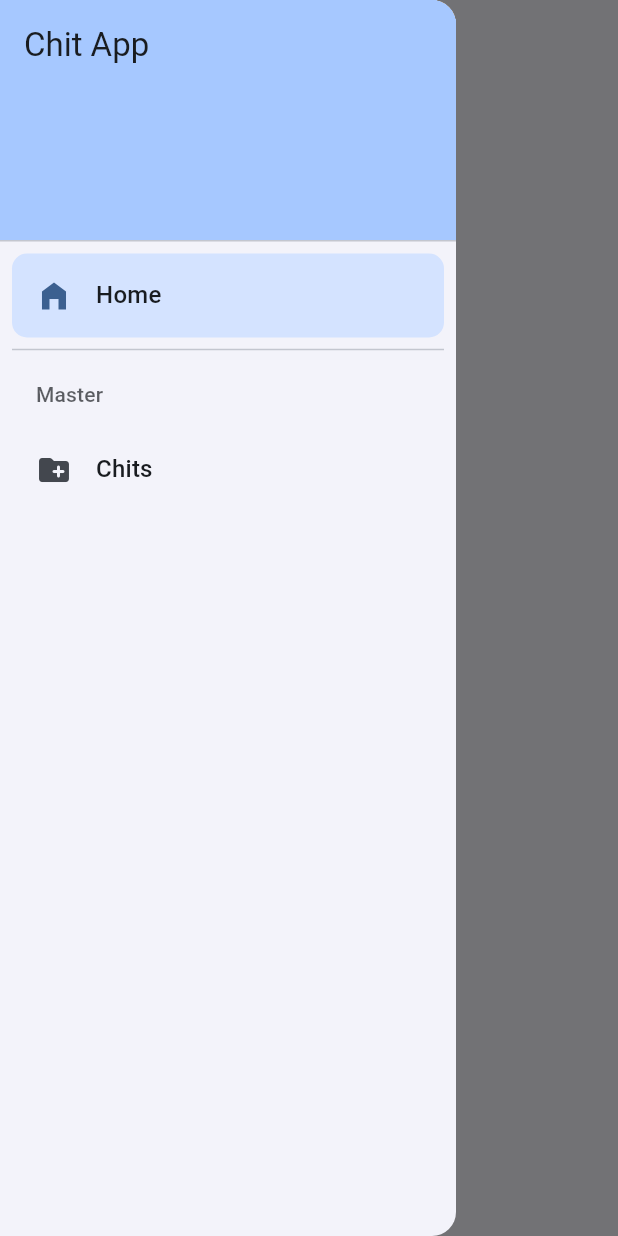
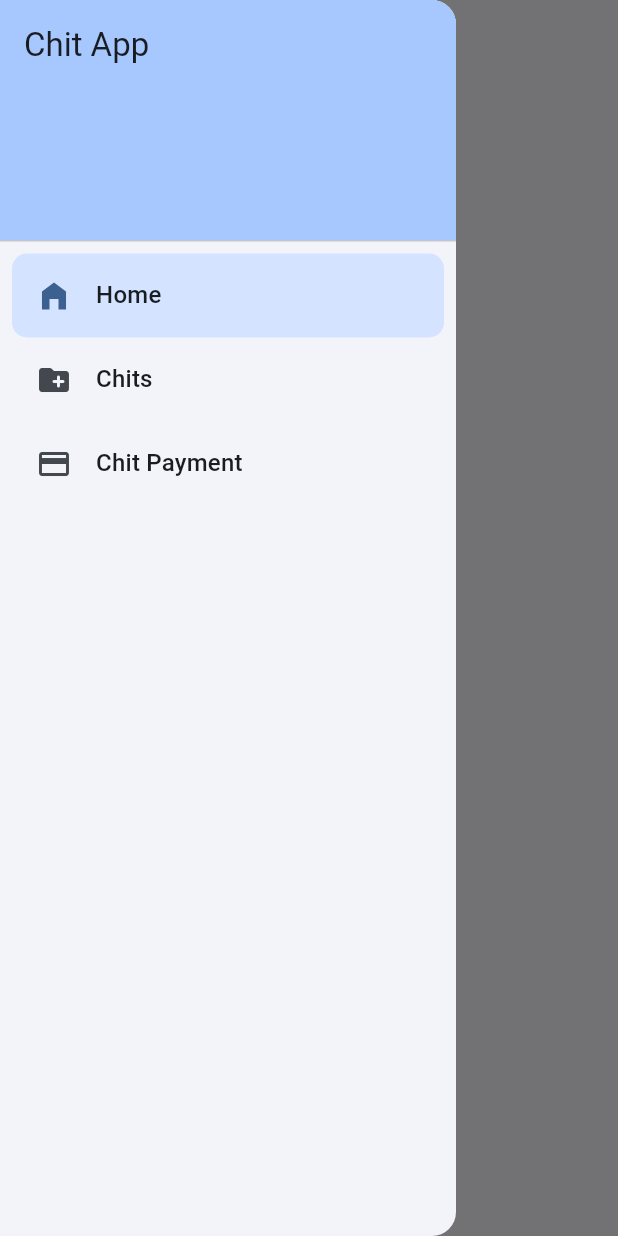
Before and after one commit to AkashM006/clean_chit_app, a Flutter app: the HomePage screen opened by its route, with the side drawer open, on a phone screen of 412 x 824 dp. Run offline on Flutter 3.47's test engine with Material 3 defaults, Android fonts, the phone set to English and light mode, and no system bars; our stand-ins replace drift, flutter_riverpod, freezed_annotation, get_it, go_router, local_auth and 2 more; missing offline and left inert: app_settings, sqlite3; accounts and stored records are empty; generated files the repository leaves out were written again.

Commit message:
Added chit payment route to go router and drawer, and also included a todo text for tracking todos

```diff
--- /dev/null
+++ b/lib/src/presentation/pages/chit_payments.page.dart
@@ -0,0 +1,17 @@
+import 'package:chit_app_clean/src/presentation/widgets/common/appbar.dart';
+import 'package:flutter_riverpod/flutter_riverpod.dart';
+import 'package:flutter/material.dart';
+
+class ChitPaymentsPage extends ConsumerWidget {
+  const ChitPaymentsPage({super.key});
+
+  @override
+  Widget build(BuildContext context, WidgetRef ref) {
+    return const Scaffold(
+      appBar: CustomAppBar(title: "Chit Payments"),
+      body: Center(
+        child: Text("Chit Payments"),
+      ),
+    );
+  }
+}
--- a/lib/src/presentation/widgets/common/drawer.dart
+++ b/lib/src/presentation/widgets/common/drawer.dart
@@ -23,11 +23,13 @@ class AppDrawer extends StatelessWidget {
         .map(
           (e) {
             List<Widget> widgets = [];
-            if (routesMappedIntoSections.keys.first != e.key) {
+            final isSectionHavingMoreThanOneItem = e.value.length > 1;
+            if (routesMappedIntoSections.keys.first != e.key &&
+                isSectionHavingMoreThanOneItem) {
               // add divider to the top from the second element
               widgets.add(const Divider());
             }
-            if (e.key.isNotEmpty) {
+            if (e.key.isNotEmpty && isSectionHavingMoreThanOneItem) {
               // add the heading if the map's key in not empty
               widgets.add(
                 Padding(
--- /dev/null
+++ b/todo.txt
@@ -0,0 +1,2 @@
+1. In chit payments page, fetch all the payments and show in a green/red +/- fashion in a list tile (with chit name, date and amount)
+2. Also provide a way to see all the payments made in a particular chit (Maybe add a button in chits page to see the entire details of the chit)
```
Also changed, not shown: lib/src/config/home_drawer.config.dart, lib/src/config/router.config.dart.
